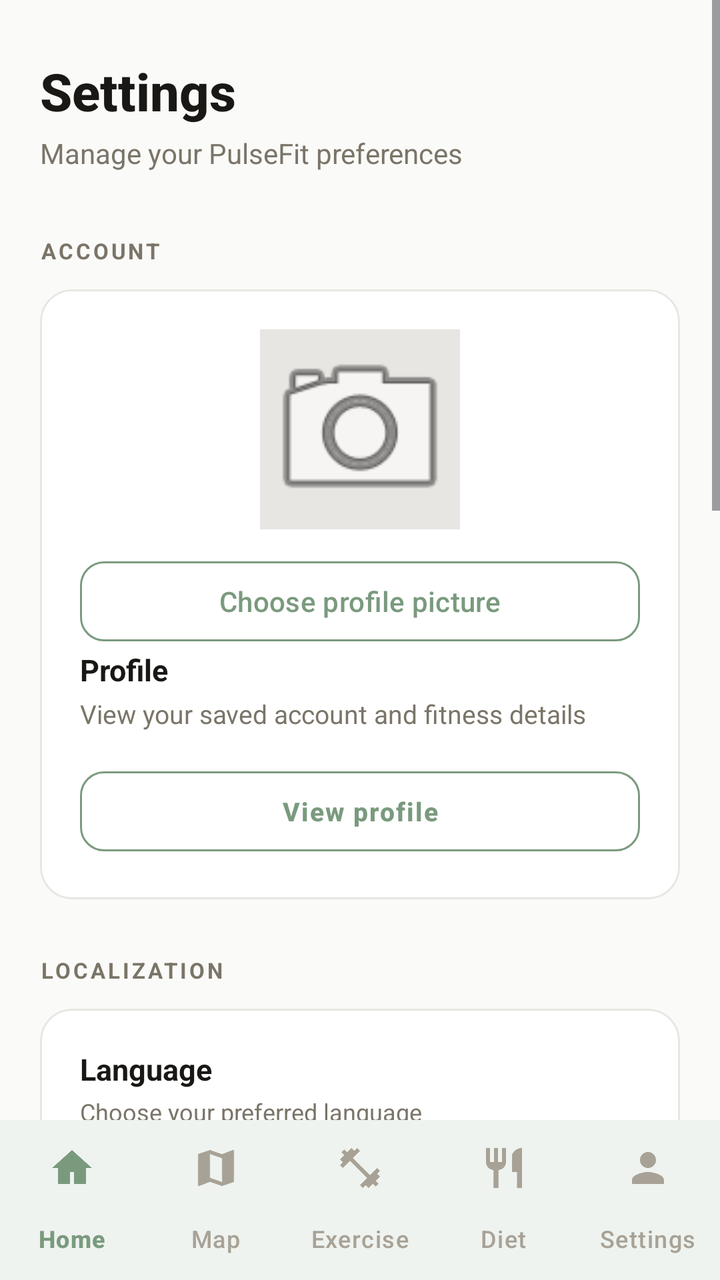
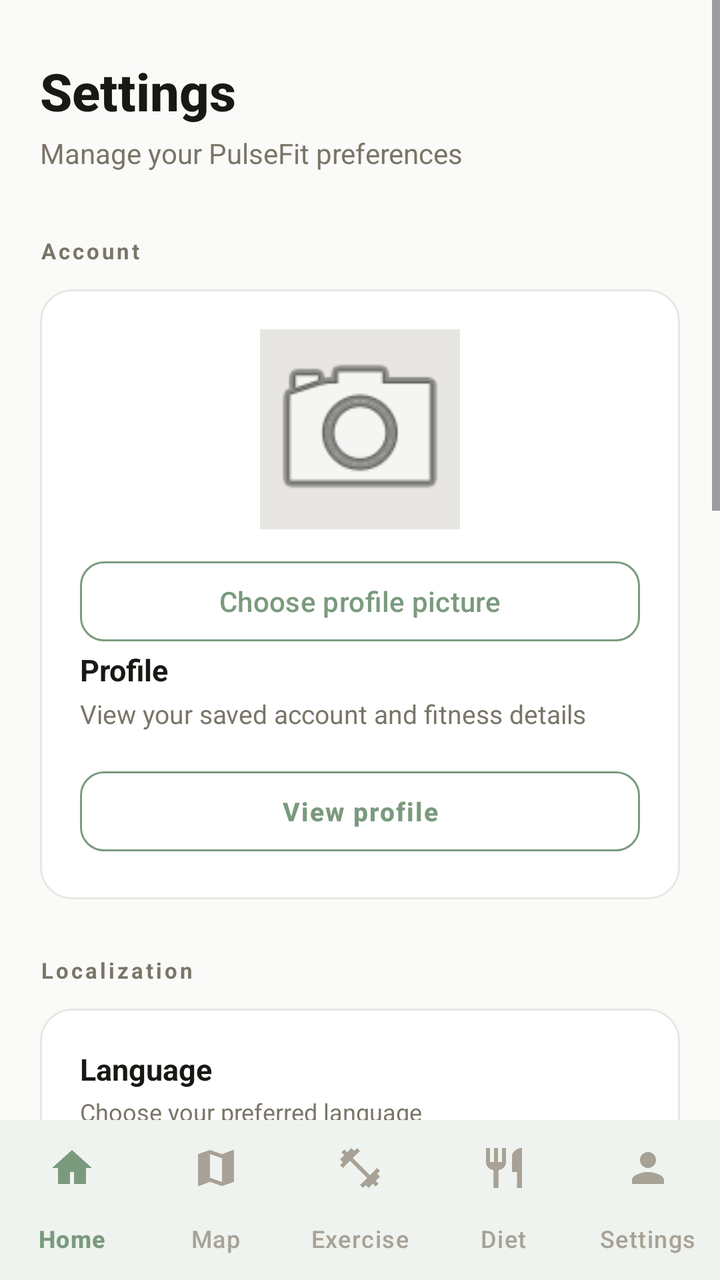

An Android layout rendered at two revisions. The XML below is the earlier revision; the diff shows what the commit changed to produce the second picture.
<!-- AndroidManifest.xml: application theme Theme.PulseFit_App -->
<!-- res/layout/activity_settings.xml -->
<?xml version="1.0" encoding="utf-8"?>
<LinearLayout
    xmlns:android="http://schemas.android.com/apk/res/android"
    xmlns:app="http://schemas.android.com/apk/res-auto"
    xmlns:tools="http://schemas.android.com/tools"
    android:id="@+id/main"
    android:layout_width="match_parent"
    android:layout_height="match_parent"
    android:orientation="vertical"
    android:background="@color/bg"
    tools:context=".Settings">

    
    <ScrollView
        android:layout_width="match_parent"
        android:layout_height="0dp"
        android:layout_weight="1"
        android:fillViewport="true"
        android:clipToPadding="false">

        <LinearLayout
            android:layout_width="match_parent"
            android:layout_height="wrap_content"
            android:orientation="vertical"
            android:paddingStart="20dp"
            android:paddingTop="28dp"
            android:paddingEnd="20dp"
            android:paddingBottom="24dp">

            
            <TextView
                android:layout_width="match_parent"
                android:layout_height="wrap_content"
                android:text="Settings"
                android:textColor="@color/text_primary"
                android:textSize="26sp"
                android:textStyle="bold"
                android:fontFamily="sans-serif-medium" />

            <TextView
                android:layout_width="match_parent"
                android:layout_height="wrap_content"
                android:layout_marginTop="4dp"
                android:text="Manage your PulseFit preferences"
                android:textColor="@color/text_secondary"
                android:textSize="14sp" />

            
            <TextView
                android:layout_width="match_parent"
                android:layout_height="wrap_content"
                android:layout_marginTop="32dp"
                android:text="ACCOUNT"
                android:textColor="@color/text_secondary"
                android:textSize="11sp"
                android:letterSpacing="0.12"
                android:textStyle="bold" />

            <com.google.android.material.card.MaterialCardView
                android:layout_width="match_parent"
                android:layout_height="wrap_content"
                android:layout_marginTop="12dp"
                app:cardBackgroundColor="@color/surface"
                app:cardCornerRadius="16dp"
                app:cardElevation="0dp"
                app:strokeColor="@color/divider"
                app:strokeWidth="1dp">

                <LinearLayout
                    android:layout_width="match_parent"
                    android:layout_height="wrap_content"
                    android:orientation="vertical"
                    android:padding="20dp">

                    <ImageView
                        android:id="@+id/profileImage"
                        android:layout_width="100dp"
                        android:layout_height="100dp"
                        android:layout_gravity="center_horizontal"
                        android:src="@android:drawable/ic_menu_camera"
                        android:scaleType="centerCrop"
                        android:contentDescription="Profile picture"
                        android:background="@color/divider" />

                    <com.google.android.material.button.MaterialButton
                        android:id="@+id/chooseProfilePictureButton"
                        style="@style/Widget.Material3.Button.OutlinedButton"
                        android:layout_width="match_parent"
                        android:layout_height="48dp"
                        android:layout_marginTop="12dp"
                        android:text="Choose profile picture"
                        android:textColor="@color/accent"
                        app:cornerRadius="12dp"
                        app:strokeColor="@color/accent" />

                    <TextView
                        android:layout_width="match_parent"
                        android:layout_height="wrap_content"
                        android:text="Profile"
                        android:textColor="@color/text_primary"
                        android:textSize="15sp"
                        android:textStyle="bold" />

                    <TextView
                        android:layout_width="match_parent"
                        android:layout_height="wrap_content"
                        android:layout_marginTop="3dp"
                        android:text="View your saved account and fitness details"
                        android:textColor="@color/text_secondary"
                        android:textSize="13sp" />

                    <com.google.android.material.button.MaterialButton
                        android:id="@+id/profileDetailsButton"
                        style="@style/Widget.Material3.Button.OutlinedButton"
                        android:layout_width="match_parent"
                        android:layout_height="48dp"
                        android:layout_marginTop="16dp"
                        android:text="View profile"
                        android:textColor="@color/accent"
                        android:textSize="13sp"
                        android:letterSpacing="0.05"
                        android:textStyle="bold"
                        app:cornerRadius="12dp"
                        app:strokeColor="@color/accent"
                        app:strokeWidth="1dp" />

                </LinearLayout>
            </com.google.android.material.card.MaterialCardView>

            
            <TextView
                android:layout_width="match_parent"
                android:layout_height="wrap_content"
                android:layout_marginTop="28dp"
                android:text="LOCALIZATION"
                android:textColor="@color/text_secondary"
                android:textSize="11sp"
                android:letterSpacing="0.12"
                android:textStyle="bold" />

            <com.google.android.material.card.MaterialCardView
                android:layout_width="match_parent"
                android:layout_height="wrap_content"
                android:layout_marginTop="12dp"
                app:cardBackgroundColor="@color/surface"
                app:cardCornerRadius="16dp"
                app:cardElevation="0dp"
                app:strokeColor="@color/divider"
                app:strokeWidth="1dp">

                <LinearLayout
                    android:layout_width="match_parent"
                    android:layout_height="wrap_content"
                    android:orientation="vertical"
                    android:padding="20dp">

                    
                    <TextView
                        android:layout_width="match_parent"
                        android:layout_height="wrap_content"
                        android:text="Language"
                        android:textColor="@color/text_primary"
                        android:textSize="15sp"
                        android:textStyle="bold" />

                    <TextView
                        android:layout_width="match_parent"
                        android:layout_height="wrap_content"
                        android:layout_marginTop="3dp"
                        android:text="Choose your preferred language"
                        android:textColor="@color/text_secondary"
                        android:textSize="12sp" />

                    <Spinner
                        android:id="@+id/languageSpinner"
                        android:layout_width="match_parent"
                        android:layout_height="48dp"
                        android:layout_marginTop="10dp"
                        android:paddingStart="12dp"
                        android:paddingEnd="12dp" />

                    
                    <View
                        android:layout_width="match_parent"
                        android:layout_height="1dp"
                        android:layout_marginTop="20dp"
                        android:background="@color/divider" />

                    
                    <TextView
                        android:layout_width="match_parent"
                        android:layout_height="wrap_content"
                        android:layout_marginTop="20dp"
                        android:text="Units"
                        android:textColor="@color/text_primary"
                        android:textSize="15sp"
                        android:textStyle="bold" />

                    <TextView
                        android:layout_width="match_parent"
                        android:layout_height="wrap_content"
                        android:layout_marginTop="3dp"
                        android:text="Choose Metric or Imperial"
                        android:textColor="@color/text_secondary"
                        android:textSize="12sp" />

                    <Spinner
                        android:id="@+id/unitsSpinner"
                        android:layout_width="match_parent"
                        android:layout_height="48dp"
                        android:layout_marginTop="10dp"
                        android:paddingStart="12dp"
                        android:paddingEnd="12dp" />

                </LinearLayout>
            </com.google.android.material.card.MaterialCardView>

            
            <TextView
                android:layout_width="match_parent"
                android:layout_height="wrap_content"
                android:layout_marginTop="28dp"
                android:text="CLOUD DATA"
                android:textColor="@color/text_secondary"
                android:textSize="11sp"
                android:letterSpacing="0.12"
                android:textStyle="bold" />

            <com.google.android.material.card.MaterialCardView
                android:layout_width="match_parent"
                android:layout_height="wrap_content"
                android:layout_marginTop="12dp"
                app:cardBackgroundColor="@color/surface"
                app:cardCornerRadius="16dp"
                app:cardElevation="0dp"
                app:strokeColor="@color/divider"
                app:strokeWidth="1dp">

                <LinearLayout
                    android:layout_width="match_parent"
                    android:layout_height="wrap_content"
                    android:orientation="vertical"
                    android:padding="20dp">

                    
                    <LinearLayout
                        android:layout_width="match_parent"
                        android:layout_height="wrap_content"
                        android:gravity="center_vertical"
                        android:orientation="horizontal">

                        <LinearLayout
                            android:layout_width="0dp"
                            android:layout_height="wrap_content"
                            android:layout_weight="1"
                            android:layout_marginEnd="12dp"
                            android:orientation="vertical">

                            <TextView
                                android:layout_width="match_parent"
                                android:layout_height="wrap_content"
                                android:text="Cloud sync"
                                android:textColor="@color/text_primary"
                                android:textSize="15sp"
                                android:textStyle="bold" />

                            <TextView
                                android:layout_width="match_parent"
                                android:layout_height="wrap_content"
                                android:layout_marginTop="3dp"
                                android:text="Keep your data in sync across devices"
                                android:textColor="@color/text_secondary"
                                android:textSize="12sp" />

                        </LinearLayout>

                        <com.google.android.material.materialswitch.MaterialSwitch
                            android:id="@+id/syncSwitch"
                            android:layout_width="wrap_content"
                            android:layout_height="wrap_content" />

                    </LinearLayout>

                    
                    <com.google.android.material.button.MaterialButton
                        android:id="@+id/manualSyncButton"
                        style="@style/Widget.Material3.Button.OutlinedButton"
                        android:layout_width="match_parent"
                        android:layout_height="48dp"
                        android:layout_marginTop="20dp"
                        android:text="Sync now"
                        android:textColor="@color/accent"
                        android:textSize="13sp"
                        android:letterSpacing="0.05"
                        android:textStyle="bold"
                        app:cornerRadius="12dp"
                        app:strokeColor="@color/accent"
                        app:strokeWidth="1dp"
                        app:iconTint="@color/accent"
                        app:iconGravity="textStart"
                        app:iconPadding="8dp" />

                </LinearLayout>
            </com.google.android.material.card.MaterialCardView>

            
            <TextView
                android:layout_width="match_parent"
                android:layout_height="wrap_content"
                android:layout_marginTop="28dp"
                android:text="SYSTEM"
                android:textColor="@color/text_secondary"
                android:textSize="11sp"
                android:letterSpacing="0.12"
                android:textStyle="bold" />

            <com.google.android.material.card.MaterialCardView
                android:layout_width="match_parent"
                android:layout_height="wrap_content"
                android:layout_marginTop="12dp"
                app:cardBackgroundColor="@color/surface"
                app:cardCornerRadius="16dp"
                app:cardElevation="0dp"
                app:strokeColor="@color/divider"
                app:strokeWidth="1dp">

                <LinearLayout
                    android:layout_width="match_parent"
                    android:layout_height="wrap_content"
                    android:orientation="horizontal"
                    android:gravity="center_vertical"
                    android:padding="20dp">

                    <TextView
                        android:layout_width="0dp"
                        android:layout_height="wrap_content"
                        android:layout_weight="1"
                        android:text="App version"
                        android:textColor="@color/text_primary"
                        android:textSize="15sp" />

                    <TextView
                        android:id="@+id/versionText"
                        android:layout_width="wrap_content"
                        android:layout_height="wrap_content"
                        android:text="1.0.0-alpha"
                        android:textColor="@color/text_secondary"
                        android:textSize="14sp"
                        android:fontFamily="monospace" />

                </LinearLayout>
            </com.google.android.material.card.MaterialCardView>

            
            <com.google.android.material.button.MaterialButton
                android:id="@+id/logoutButton"
                style="@style/Widget.Material3.Button.OutlinedButton"
                android:layout_width="match_parent"
                android:layout_height="54dp"
                android:layout_marginTop="28dp"
                android:layout_marginBottom="16dp"
                android:text="Log out"
                android:textColor="@color/danger"
                android:textSize="14sp"
                android:letterSpacing="0.05"
                android:textStyle="bold"
                app:cornerRadius="16dp"
                app:strokeColor="@color/danger"
                app:strokeWidth="1dp" />

        </LinearLayout>

    </ScrollView>

    
    <com.google.android.material.bottomnavigation.BottomNavigationView
        android:id="@+id/bottomNav"
        android:layout_width="match_parent"
        android:layout_height="wrap_content"
        android:background="@color/surface"
        app:elevation="8dp"
        app:labelVisibilityMode="labeled"
        app:itemIconTint="@color/nav_item_tint"
        app:itemTextColor="@color/nav_item_tint"
        app:itemActiveIndicatorStyle="@style/SoftNavIndicator"
        app:menu="@menu/bottom_nav_menu" />

</LinearLayout>
<!-- resources referenced by this layout -->
<resources>
  <color name="accent">#7A9A7E</color>
  <color name="bg">#FAFAF8</color>
  <color name="danger">#C75B4A</color>
  <color name="divider">#E8E6E2</color>
  <color name="surface">#FFFFFF</color>
  <color name="text_primary">#1A1815</color>
  <color name="text_secondary">#7A7568</color>
  <style name="SoftNavIndicator" parent="Widget.Material3.BottomNavigationView.ActiveIndicator">
          <item name="android:color">@color/accent_soft</item>
          <item name="android:width">56dp</item>
          <item name="android:height">32dp</item>
      </style>
  <style name="Theme.PulseFit_App" parent="Theme.Material3.Light.NoActionBar">
  
          <item name="colorPrimary">@color/accent</item>
          <item name="colorOnPrimary">@color/white</item>
          <item name="colorPrimaryContainer">@color/accent_soft</item>
          <item name="colorOnPrimaryContainer">@color/accent_dark</item>
  
          <item name="colorSecondary">@color/terracotta</item>
          <item name="colorOnSecondary">@color/white</item>
  
          <item name="colorError">@color/danger</item>
          <item name="colorOnError">@color/white</item>
          <item name="android:colorBackground">@color/bg</item>
          <item name="colorSurface">@color/surface</item>
          <item name="colorSurfaceVariant">@color/surface_variant</item>
          <item name="colorOnSurface">@color/text_primary</item>
          <item name="colorOnSurfaceVariant">@color/text_secondary</item>
          <item name="colorOutline">@color/divider</item>
          <item name="android:statusBarColor">@color/bg</item>
          <item name="android:navigationBarColor">@color/surface</item>
          <item name="android:windowLightStatusBar">true</item>
          <item name="android:windowLightNavigationBar" tools:targetApi="27">true</item>
  
      </style>
  <color name="accent_soft">#E8F0E9</color>
  <color name="white">#FFFFFF</color>
  <color name="accent_dark">#5E7A62</color>
  <color name="terracotta">#C4846A</color>
  <color name="surface_variant">#F0EFEC</color>
</resources>

<!-- the commit's change to res/layout/activity_settings.xml (unified diff, before → after) -->
@@ -31,7 +31,7 @@
             <TextView
                 android:layout_width="match_parent"
                 android:layout_height="wrap_content"
-                android:text="Settings"
+                android:text="@string/settings"
                 android:textColor="@color/text_primary"
                 android:textSize="26sp"
                 android:textStyle="bold"
@@ -41,7 +41,7 @@
                 android:layout_width="match_parent"
                 android:layout_height="wrap_content"
                 android:layout_marginTop="4dp"
-                android:text="Manage your PulseFit preferences"
+                android:text="@string/settings_subtitle"
                 android:textColor="@color/text_secondary"
                 android:textSize="14sp" />
 
@@ -50,7 +50,7 @@
                 android:layout_width="match_parent"
                 android:layout_height="wrap_content"
                 android:layout_marginTop="32dp"
-                android:text="ACCOUNT"
+                android:text="@string/account"
                 android:textColor="@color/text_secondary"
                 android:textSize="11sp"
                 android:letterSpacing="0.12"
@@ -79,7 +79,7 @@
                         android:layout_gravity="center_horizontal"
                         android:src="@android:drawable/ic_menu_camera"
                         android:scaleType="centerCrop"
-                        android:contentDescription="Profile picture"
+                        android:contentDescription="@string/profile_picture_description"
                         android:background="@color/divider" />
 
                     <com.google.android.material.button.MaterialButton
@@ -88,7 +88,7 @@
                         android:layout_width="match_parent"
                         android:layout_height="48dp"
                         android:layout_marginTop="12dp"
-                        android:text="Choose profile picture"
+                        android:text="@string/choose_profile_picture"
                         android:textColor="@color/accent"
                         app:cornerRadius="12dp"
                         app:strokeColor="@color/accent" />
@@ -96,7 +96,7 @@
                     <TextView
                         android:layout_width="match_parent"
                         android:layout_height="wrap_content"
-                        android:text="Profile"
+                        android:text="@string/profile"
                         android:textColor="@color/text_primary"
                         android:textSize="15sp"
                         android:textStyle="bold" />
@@ -105,7 +105,7 @@
                         android:layout_width="match_parent"
                         android:layout_height="wrap_content"
                         android:layout_marginTop="3dp"
-                        android:text="View your saved account and fitness details"
+                        android:text="@string/profile_summary"
                         android:textColor="@color/text_secondary"
                         android:textSize="13sp" />
 
@@ -115,7 +115,7 @@
                         android:layout_width="match_parent"
                         android:layout_height="48dp"
                         android:layout_marginTop="16dp"
-                        android:text="View profile"
+                        android:text="@string/view_profile"
                         android:textColor="@color/accent"
                         android:textSize="13sp"
                         android:letterSpacing="0.05"
@@ -132,7 +132,7 @@
                 android:layout_width="match_parent"
                 android:layout_height="wrap_content"
                 android:layout_marginTop="28dp"
-                android:text="LOCALIZATION"
+                android:text="@string/localization"
                 android:textColor="@color/text_secondary"
                 android:textSize="11sp"
                 android:letterSpacing="0.12"
@@ -158,7 +158,7 @@
                     <TextView
                         android:layout_width="match_parent"
                         android:layout_height="wrap_content"
-                        android:text="Language"
+                        android:text="@string/language"
                         android:textColor="@color/text_primary"
                         android:textSize="15sp"
                         android:textStyle="bold" />
@@ -167,7 +167,7 @@
                         android:layout_width="match_parent"
                         android:layout_height="wrap_content"
                         android:layout_marginTop="3dp"
-                        android:text="Choose your preferred language"
+                        android:text="@string/choose_language"
                         android:textColor="@color/text_secondary"
                         android:textSize="12sp" />
 
@@ -191,7 +191,7 @@
                         android:layout_width="match_parent"
                         android:layout_height="wrap_content"
                         android:layout_marginTop="20dp"
-                        android:text="Units"
+                        android:text="@string/units"
                         android:textColor="@color/text_primary"
                         android:textSize="15sp"
                         android:textStyle="bold" />
@@ -200,7 +200,7 @@
                         android:layout_width="match_parent"
                         android:layout_height="wrap_content"
                         android:layout_marginTop="3dp"
-                        android:text="Choose Metric or Imperial"
+                        android:text="@string/choose_units"
                         android:textColor="@color/text_secondary"
                         android:textSize="12sp" />
 
@@ -220,7 +220,7 @@
                 android:layout_width="match_parent"
                 android:layout_height="wrap_content"
                 android:layout_marginTop="28dp"
-                android:text="CLOUD DATA"
+                android:text="@string/cloud_data"
                 android:textColor="@color/text_secondary"
                 android:textSize="11sp"
                 android:letterSpacing="0.12"
@@ -259,7 +259,7 @@
                             <TextView
                                 android:layout_width="match_parent"
                                 android:layout_height="wrap_content"
-                                android:text="Cloud sync"
+                                android:text="@string/cloud_sync"
                                 android:textColor="@color/text_primary"
                                 android:textSize="15sp"
                                 android:textStyle="bold" />
@@ -268,7 +268,7 @@
                                 android:layout_width="match_parent"
                                 android:layout_height="wrap_content"
                                 android:layout_marginTop="3dp"
-                                android:text="Keep your data in sync across devices"
+                                android:text="@string/keep_data_synced"
                                 android:textColor="@color/text_secondary"
                                 android:textSize="12sp" />
 
@@ -288,7 +288,7 @@
                         android:layout_width="match_parent"
                         android:layout_height="48dp"
                         android:layout_marginTop="20dp"
-                        android:text="Sync now"
+                        android:text="@string/sync_now"
                         android:textColor="@color/accent"
                         android:textSize="13sp"
                         android:letterSpacing="0.05"
@@ -308,7 +308,7 @@
                 android:layout_width="match_parent"
                 android:layout_height="wrap_content"
                 android:layout_marginTop="28dp"
-                android:text="SYSTEM"
+                android:text="@string/system"
                 android:textColor="@color/text_secondary"
                 android:textSize="11sp"
                 android:letterSpacing="0.12"
@@ -335,7 +335,7 @@
                         android:layout_width="0dp"
                         android:layout_height="wrap_content"
                         android:layout_weight="1"
-                        android:text="App version"
+                        android:text="@string/app_version"
                         android:textColor="@color/text_primary"
                         android:textSize="15sp" />
 
@@ -359,7 +359,7 @@
                 android:layout_height="54dp"
                 android:layout_marginTop="28dp"
                 android:layout_marginBottom="16dp"
-                android:text="Log out"
+                android:text="@string/log_out"
                 android:textColor="@color/danger"
                 android:textSize="14sp"
                 android:letterSpacing="0.05"
<!-- resource entries referenced after the edit -->
@@ -7,6 +7,26 @@
   <color name="surface">#FFFFFF</color>
   <color name="text_primary">#1A1815</color>
   <color name="text_secondary">#7A7568</color>
+  <string name="account">Account</string>
+  <string name="app_version">App version</string>
+  <string name="choose_language">Choose your preferred language</string>
+  <string name="choose_profile_picture">Choose profile picture</string>
+  <string name="choose_units">Choose Metric or Imperial</string>
+  <string name="cloud_data">Cloud Data</string>
+  <string name="cloud_sync">Cloud Sync</string>
+  <string name="keep_data_synced">Keep your data in sync across devices</string>
+  <string name="language">Language</string>
+  <string name="localization">Localization</string>
+  <string name="log_out">Log out</string>
+  <string name="profile">Profile</string>
+  <string name="profile_picture_description">Profile picture</string>
+  <string name="profile_summary">View your saved account and fitness details</string>
+  <string name="settings">Settings</string>
+  <string name="settings_subtitle">Manage your PulseFit preferences</string>
+  <string name="sync_now">Sync now</string>
+  <string name="system">System</string>
+  <string name="units">Units</string>
+  <string name="view_profile">View profile</string>
   <style name="SoftNavIndicator" parent="Widget.Material3.BottomNavigationView.ActiveIndicator">
           <item name="android:color">@color/accent_soft</item>
           <item name="android:width">56dp</item>
